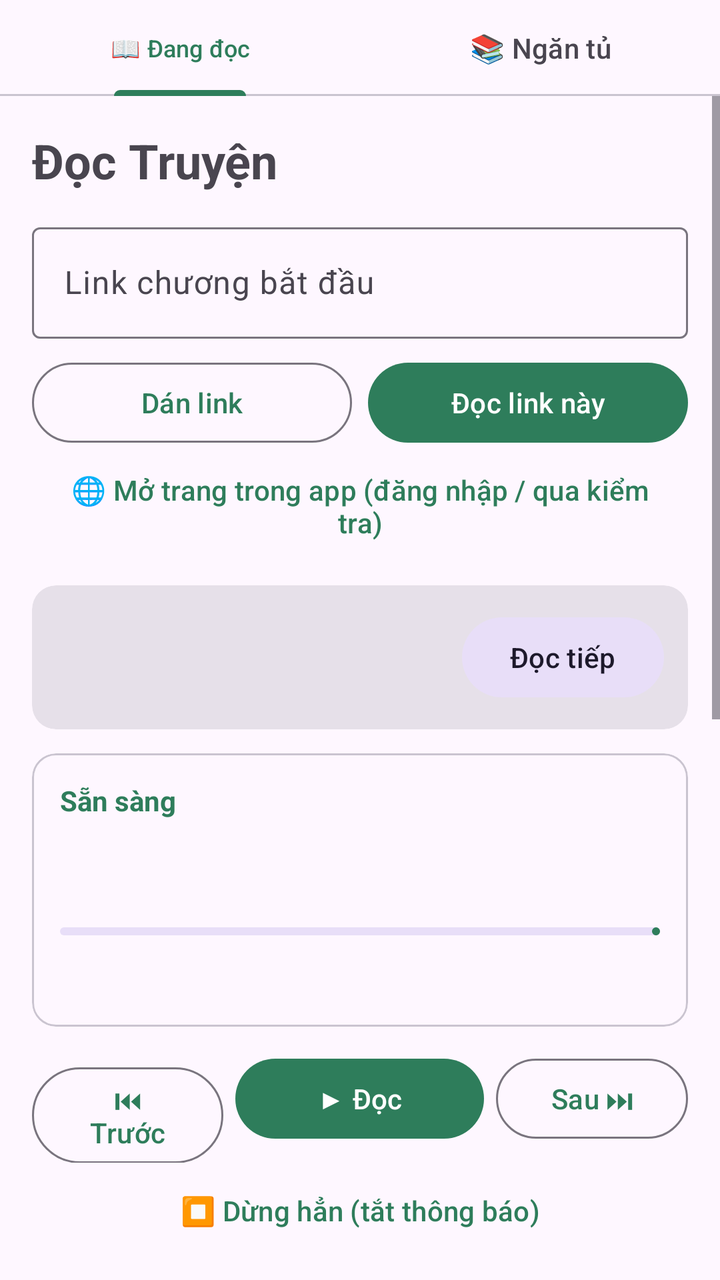
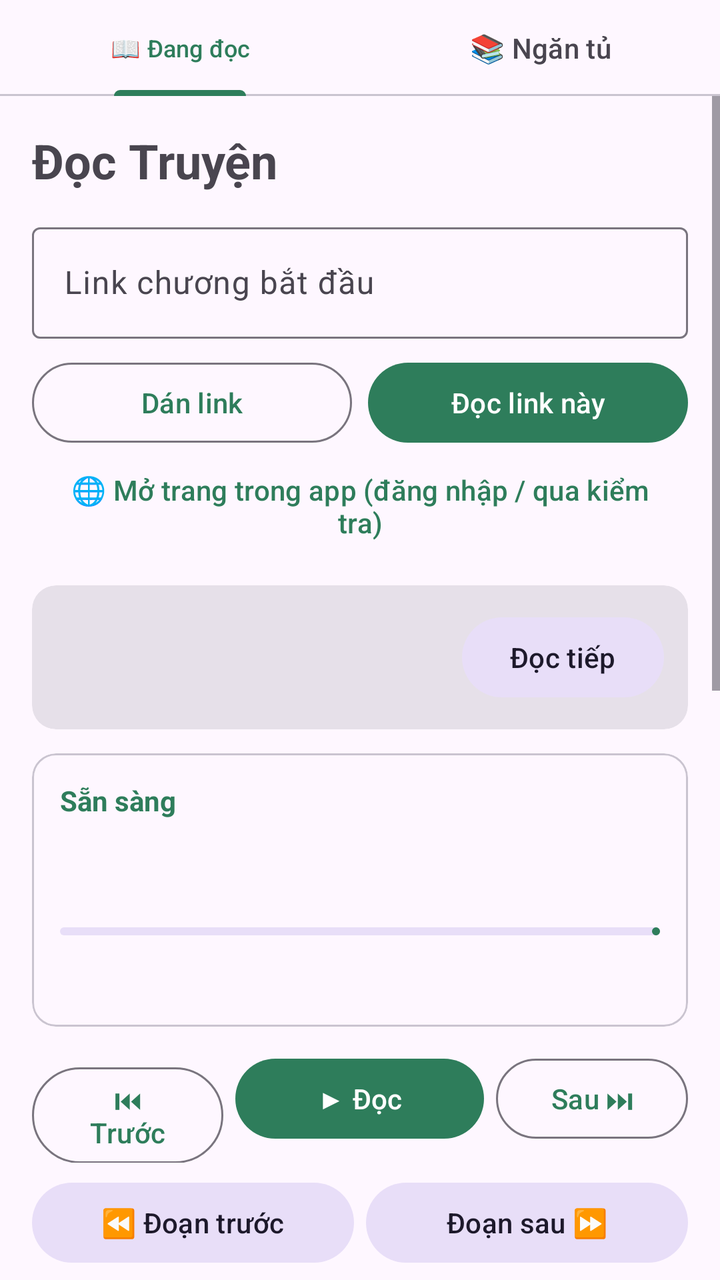

Compare the two renders of this Android layout. The source of the first and the diff that turns it into the second are given below.
<!-- AndroidManifest.xml: application theme Theme.DocTruyen -->
<!-- res/layout/activity_main.xml -->
<?xml version="1.0" encoding="utf-8"?>
<LinearLayout xmlns:android="http://schemas.android.com/apk/res/android"
    xmlns:app="http://schemas.android.com/apk/res-auto"
    android:layout_width="match_parent"
    android:layout_height="match_parent"
    android:orientation="vertical">

    <com.google.android.material.tabs.TabLayout
        android:id="@+id/tabs"
        android:layout_width="match_parent"
        android:layout_height="wrap_content"
        app:tabMode="fixed"
        app:tabGravity="fill">

        <com.google.android.material.tabs.TabItem
            android:layout_width="wrap_content"
            android:layout_height="wrap_content"
            android:text="📖 Đang đọc" />

        <com.google.android.material.tabs.TabItem
            android:layout_width="wrap_content"
            android:layout_height="wrap_content"
            android:text="📚 Ngăn tủ" />
    </com.google.android.material.tabs.TabLayout>

    <FrameLayout
        android:layout_width="match_parent"
        android:layout_height="0dp"
        android:layout_weight="1">

<ScrollView
    android:id="@+id/readerPage"
    android:layout_width="match_parent"
    android:layout_height="match_parent"
    android:fillViewport="true">

    <LinearLayout
        android:layout_width="match_parent"
        android:layout_height="wrap_content"
        android:orientation="vertical"
        android:padding="16dp">

        <TextView
            android:layout_width="wrap_content"
            android:layout_height="wrap_content"
            android:text="Đọc Truyện"
            android:textSize="24sp"
            android:textStyle="bold"
            android:layout_marginBottom="12dp" />

        
        <com.google.android.material.textfield.TextInputLayout
            android:id="@+id/tilUrl"
            style="@style/Widget.Material3.TextInputLayout.OutlinedBox"
            android:layout_width="match_parent"
            android:layout_height="wrap_content"
            android:hint="Link chương bắt đầu"
            app:endIconMode="clear_text">

            <com.google.android.material.textfield.TextInputEditText
                android:id="@+id/etUrl"
                android:layout_width="match_parent"
                android:layout_height="wrap_content"
                android:inputType="textUri"
                android:maxLines="3" />
        </com.google.android.material.textfield.TextInputLayout>

        <LinearLayout
            android:layout_width="match_parent"
            android:layout_height="wrap_content"
            android:orientation="horizontal"
            android:layout_marginTop="8dp">

            <com.google.android.material.button.MaterialButton
                android:id="@+id/btnPaste"
                style="@style/Widget.Material3.Button.OutlinedButton"
                android:layout_width="0dp"
                android:layout_height="wrap_content"
                android:layout_weight="1"
                android:layout_marginEnd="8dp"
                android:text="Dán link" />

            <com.google.android.material.button.MaterialButton
                android:id="@+id/btnStartUrl"
                android:layout_width="0dp"
                android:layout_height="wrap_content"
                android:layout_weight="1"
                android:text="Đọc link này" />
        </LinearLayout>

        <com.google.android.material.button.MaterialButton
            android:id="@+id/btnOpenBrowser"
            style="@style/Widget.Material3.Button.TextButton"
            android:layout_width="match_parent"
            android:layout_height="wrap_content"
            android:text="🌐 Mở trang trong app (đăng nhập / qua kiểm tra)" />

        
        <com.google.android.material.card.MaterialCardView
            android:id="@+id/cardSaved"
            style="@style/Widget.Material3.CardView.Filled"
            android:layout_width="match_parent"
            android:layout_height="wrap_content"
            android:layout_marginTop="12dp">

            <LinearLayout
                android:layout_width="match_parent"
                android:layout_height="wrap_content"
                android:orientation="horizontal"
                android:gravity="center_vertical"
                android:padding="12dp">

                <TextView
                    android:id="@+id/tvSaved"
                    android:layout_width="0dp"
                    android:layout_height="wrap_content"
                    android:layout_weight="1"
                    android:textSize="14sp" />

                <com.google.android.material.button.MaterialButton
                    android:id="@+id/btnResumeSaved"
                    style="@style/Widget.Material3.Button.TonalButton"
                    android:layout_width="wrap_content"
                    android:layout_height="wrap_content"
                    android:text="Đọc tiếp" />
            </LinearLayout>
        </com.google.android.material.card.MaterialCardView>

        
        <com.google.android.material.card.MaterialCardView
            style="@style/Widget.Material3.CardView.Outlined"
            android:layout_width="match_parent"
            android:layout_height="wrap_content"
            android:layout_marginTop="12dp">

            <LinearLayout
                android:layout_width="match_parent"
                android:layout_height="wrap_content"
                android:orientation="vertical"
                android:padding="14dp">

                <TextView
                    android:id="@+id/tvStatus"
                    android:layout_width="match_parent"
                    android:layout_height="wrap_content"
                    android:text="Sẵn sàng"
                    android:textColor="@color/brand"
                    android:textStyle="bold" />

                <TextView
                    android:id="@+id/tvTitle"
                    android:layout_width="match_parent"
                    android:layout_height="wrap_content"
                    android:layout_marginTop="4dp"
                    android:textSize="18sp"
                    android:textStyle="bold" />

                <TextView
                    android:id="@+id/tvProgress"
                    android:layout_width="match_parent"
                    android:layout_height="wrap_content"
                    android:layout_marginTop="2dp"
                    android:textSize="13sp" />

                <com.google.android.material.progressindicator.LinearProgressIndicator
                    android:id="@+id/progress"
                    android:layout_width="match_parent"
                    android:layout_height="wrap_content"
                    android:layout_marginTop="6dp"
                    android:max="100" />

                <TextView
                    android:id="@+id/tvCurrent"
                    android:layout_width="match_parent"
                    android:layout_height="wrap_content"
                    android:layout_marginTop="10dp"
                    android:ellipsize="end"
                    android:lineSpacingMultiplier="1.2"
                    android:maxLines="8"
                    android:textSize="16sp" />
            </LinearLayout>
        </com.google.android.material.card.MaterialCardView>

        
        <LinearLayout
            android:layout_width="match_parent"
            android:layout_height="wrap_content"
            android:orientation="horizontal"
            android:layout_marginTop="12dp">

            <com.google.android.material.button.MaterialButton
                android:id="@+id/btnPrev"
                style="@style/Widget.Material3.Button.OutlinedButton"
                android:layout_width="0dp"
                android:layout_height="wrap_content"
                android:layout_weight="1"
                android:layout_marginEnd="6dp"
                android:text="⏮ Trước" />

            <com.google.android.material.button.MaterialButton
                android:id="@+id/btnPlay"
                android:layout_width="0dp"
                android:layout_height="wrap_content"
                android:layout_weight="1.3"
                android:layout_marginEnd="6dp"
                android:text="▶ Đọc" />

            <com.google.android.material.button.MaterialButton
                android:id="@+id/btnNext"
                style="@style/Widget.Material3.Button.OutlinedButton"
                android:layout_width="0dp"
                android:layout_height="wrap_content"
                android:layout_weight="1"
                android:text="Sau ⏭" />
        </LinearLayout>

        <com.google.android.material.button.MaterialButton
            android:id="@+id/btnStop"
            style="@style/Widget.Material3.Button.TextButton"
            android:layout_width="match_parent"
            android:layout_height="wrap_content"
            android:text="⏹ Dừng hẳn (tắt thông báo)" />

        <com.google.android.material.button.MaterialButton
            android:id="@+id/btnRenderMode"
            style="@style/Widget.Material3.Button.TextButton"
            android:layout_width="match_parent"
            android:layout_height="wrap_content"
            android:text="🔀 Đoạn bị lộn xộn? Đọc web này theo thứ tự hiển thị" />

        
        <TextView
            android:layout_width="wrap_content"
            android:layout_height="wrap_content"
            android:layout_marginTop="16dp"
            android:text="Giọng đọc"
            android:textSize="16sp"
            android:textStyle="bold" />

        <Spinner
            android:id="@+id/spVoice"
            android:layout_width="match_parent"
            android:layout_height="48dp"
            android:layout_marginTop="4dp" />

        <TextView
            android:id="@+id/tvRate"
            android:layout_width="wrap_content"
            android:layout_height="wrap_content"
            android:layout_marginTop="8dp"
            android:text="Tốc độ: 1.0x" />

        <SeekBar
            android:id="@+id/sbRate"
            android:layout_width="match_parent"
            android:layout_height="wrap_content"
            android:max="25" />

        <TextView
            android:id="@+id/tvPitch"
            android:layout_width="wrap_content"
            android:layout_height="wrap_content"
            android:layout_marginTop="8dp"
            android:text="Cao độ: 1.0" />

        <SeekBar
            android:id="@+id/sbPitch"
            android:layout_width="match_parent"
            android:layout_height="wrap_content"
            android:max="15" />

        <LinearLayout
            android:layout_width="match_parent"
            android:layout_height="wrap_content"
            android:orientation="horizontal"
            android:layout_marginTop="8dp">

            <com.google.android.material.button.MaterialButton
                android:id="@+id/btnTest"
                style="@style/Widget.Material3.Button.TonalButton"
                android:layout_width="0dp"
                android:layout_height="wrap_content"
                android:layout_weight="1"
                android:layout_marginEnd="8dp"
                android:text="Nghe thử" />

            <com.google.android.material.button.MaterialButton
                android:id="@+id/btnTtsSettings"
                style="@style/Widget.Material3.Button.OutlinedButton"
                android:layout_width="0dp"
                android:layout_height="wrap_content"
                android:layout_weight="1"
                android:text="Cài giọng" />
        </LinearLayout>

        
        <TextView
            android:layout_width="wrap_content"
            android:layout_height="wrap_content"
            android:layout_marginTop="16dp"
            android:text="Hẹn giờ tắt"
            android:textSize="16sp"
            android:textStyle="bold" />

        <Spinner
            android:id="@+id/spSleep"
            android:layout_width="match_parent"
            android:layout_height="48dp"
            android:layout_marginTop="4dp" />

        <com.google.android.material.button.MaterialButton
            android:id="@+id/btnBattery"
            style="@style/Widget.Material3.Button.TextButton"
            android:layout_width="match_parent"
            android:layout_height="wrap_content"
            android:layout_marginTop="12dp"
            android:text="Cho phép chạy nền (tắt tối ưu pin)" />

        <com.google.android.material.button.MaterialButton
            android:id="@+id/btnShareDebug"
            style="@style/Widget.Material3.Button.TextButton"
            android:layout_width="match_parent"
            android:layout_height="wrap_content"
            android:text="Gửi trang lỗi (khi app không đọc được web)" />

        <TextView
            android:layout_width="match_parent"
            android:layout_height="wrap_content"
            android:layout_marginTop="4dp"
            android:alpha="0.7"
            android:text="Mẹo: trong Chrome hoặc Samsung Internet, bấm Chia sẻ → Đọc Truyện để đưa link chương vào app."
            android:textSize="13sp" />
    </LinearLayout>
</ScrollView>

        <ScrollView
            android:id="@+id/shelfPage"
            android:layout_width="match_parent"
            android:layout_height="match_parent"
            android:visibility="gone"
            android:fillViewport="true">

            <LinearLayout
                android:layout_width="match_parent"
                android:layout_height="wrap_content"
                android:orientation="vertical"
                android:padding="16dp">

                <TextView
                    android:id="@+id/tvShelfEmpty"
                    android:layout_width="match_parent"
                    android:layout_height="wrap_content"
                    android:alpha="0.75"
                    android:lineSpacingMultiplier="1.2"
                    android:text="Ngăn tủ đang trống.\n\nBấm 🌐 Mở trang trong app, vào trang giới thiệu truyện hoặc một chương bất kỳ, truyện sẽ tự được thêm vào đây. Truyện đang đọc cũng tự được thêm."
                    android:textSize="15sp" />

                <LinearLayout
                    android:id="@+id/shelfList"
                    android:layout_width="match_parent"
                    android:layout_height="wrap_content"
                    android:orientation="vertical" />
            </LinearLayout>
        </ScrollView>
    </FrameLayout>
</LinearLayout>
<!-- resources referenced by this layout -->
<resources>
  <color name="brand">#2E7D5B</color>
  <style name="Theme.DocTruyen" parent="Theme.Material3.DayNight.NoActionBar">
          <item name="colorPrimary">@color/brand</item>
          <item name="colorPrimaryDark">@color/brand_dark</item>
          <item name="colorOnPrimary">#FFFFFF</item>
          <item name="colorSecondary">@color/brand</item>
          <item name="colorOnSecondary">#FFFFFF</item>
      </style>
  <color name="brand_dark">#1B5E40</color>
</resources>

<!-- the commit's change to res/layout/activity_main.xml (unified diff, before → after) -->
@@ -168,6 +168,16 @@
                     android:layout_height="wrap_content"
                     android:layout_marginTop="6dp"
                     android:max="100" />
+
+                
+                <com.google.android.material.slider.Slider
+                    android:id="@+id/sliderPara"
+                    android:layout_width="match_parent"
+                    android:layout_height="wrap_content"
+                    android:stepSize="1"
+                    android:valueFrom="1"
+                    android:valueTo="2"
+                    android:visibility="gone" />
 
                 <TextView
                     android:id="@+id/tvCurrent"
@@ -214,6 +224,31 @@
                 android:text="Sau ⏭" />
         </LinearLayout>
 
+        
+        <LinearLayout
+            android:layout_width="match_parent"
+            android:layout_height="wrap_content"
+            android:orientation="horizontal"
+            android:layout_marginTop="6dp">
+
+            <com.google.android.material.button.MaterialButton
+                android:id="@+id/btnParaPrev"
+                style="@style/Widget.Material3.Button.TonalButton"
+                android:layout_width="0dp"
+                android:layout_height="wrap_content"
+                android:layout_weight="1"
+                android:layout_marginEnd="6dp"
+                android:text="⏪ Đoạn trước" />
+
+            <com.google.android.material.button.MaterialButton
+                android:id="@+id/btnParaNext"
+                style="@style/Widget.Material3.Button.TonalButton"
+                android:layout_width="0dp"
+                android:layout_height="wrap_content"
+                android:layout_weight="1"
+                android:text="Đoạn sau ⏩" />
+        </LinearLayout>
+
         <com.google.android.material.button.MaterialButton
             android:id="@+id/btnStop"
             style="@style/Widget.Material3.Button.TextButton"
